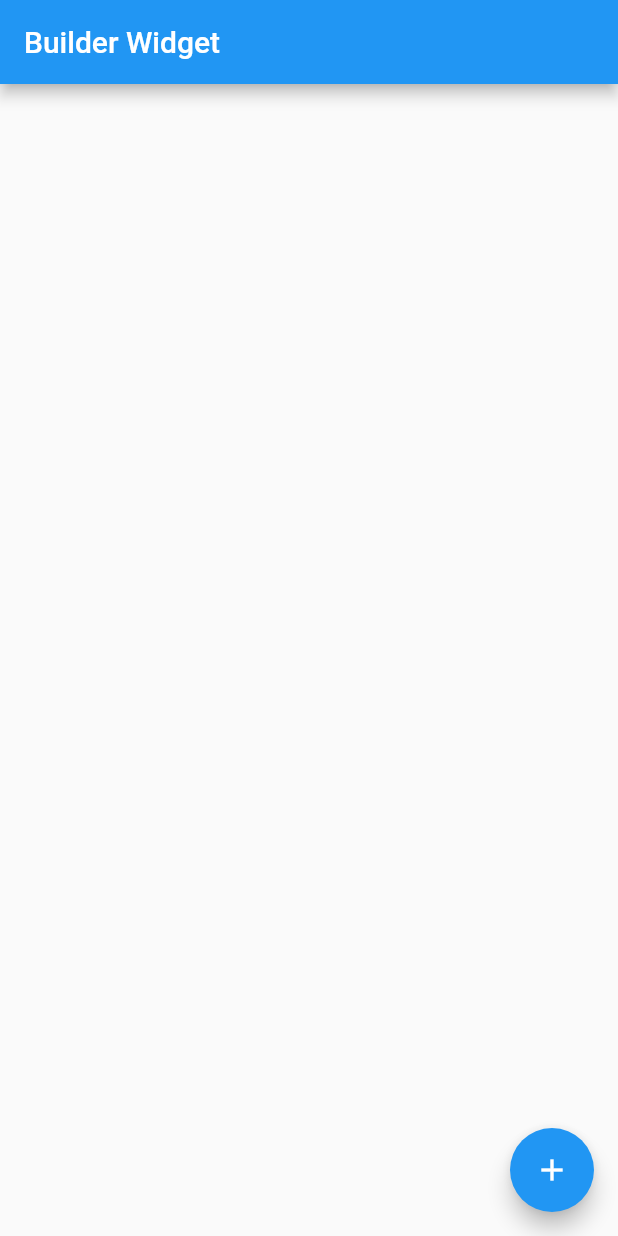
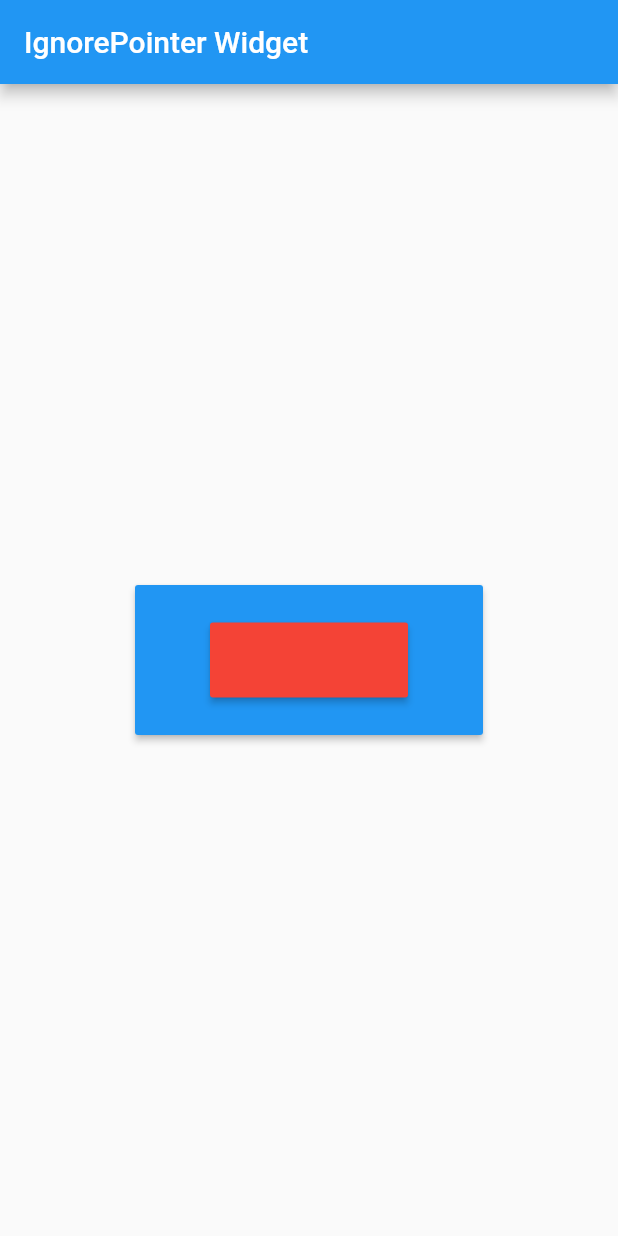
Before and after one commit to 7amdyDev/WidgetOfTheWeek, a Flutter app: the screen it shows after launch, on a phone screen of 412 x 824 dp. Run offline on Flutter 3.47's test engine with Material 2 defaults, Android fonts, the phone set to English and light mode, and no system bars.

Commit message:
IgnorePointer

```diff
--- a/lib/main.dart
+++ b/lib/main.dart
@@ -11,25 +11,39 @@ class MyApp extends StatelessWidget {
         title: 'Widget Of The Week',
         home: Scaffold(
           appBar: AppBar(
-            title: Text('Builder Widget'),
+            title: Text('IgnorePointer Widget'),
           ),
-          body: Center(),
-          floatingActionButton: Builder(
-            builder: (BuildContext context) {
-              return FloatingActionButton(
-                child: Icon(Icons.add),
-                onPressed: () {
-                  Scaffold.of(context).showSnackBar(
-                    SnackBar(
-                        backgroundColor: Colors.blue,
-                        content: Text(
-                          '2A Channel',
-                          textAlign: TextAlign.center,
-                        )),
-                  );
-                },
-              );
-            },
+          body: Center(
+            child: IgnorePointer(
+              ignoring: false,
+              child: Stack(
+                alignment: Alignment.center,
+                children: [
+                  IgnorePointer(
+                    ignoring: false,
+                    child: RaisedButton(
+                      onPressed: () => print('blue'),
+                      color: Colors.blue,
+                      child: Container(
+                        height: 100,
+                        width: 200,
+                      ),
+                    ),
+                  ),
+                  IgnorePointer(
+                    ignoring: false,
+                    child: RaisedButton(
+                      onPressed: () => print('red'),
+                      color: Colors.red,
+                      child: Container(
+                        height: 50,
+                        width: 100,
+                      ),
+                    ),
+                  ),
+                ],
+              ),
+            ),
           ),
         ));
   }
--- a/pubspec.yaml
+++ b/pubspec.yaml
@@ -45,8 +45,8 @@ flutter:
   uses-material-design: true
 
   # To add assets to your application, add an assets section, like this:
-  assets:
-    - assets/2a.png
+  # assets:
+  #   - assets/2a.png
   #   - images/a_dot_ham.jpeg
 
   # An image asset can refer to one or more resolution-specific "variants", see
```
Also changed, not shown: assets/2a.png (deleted).
